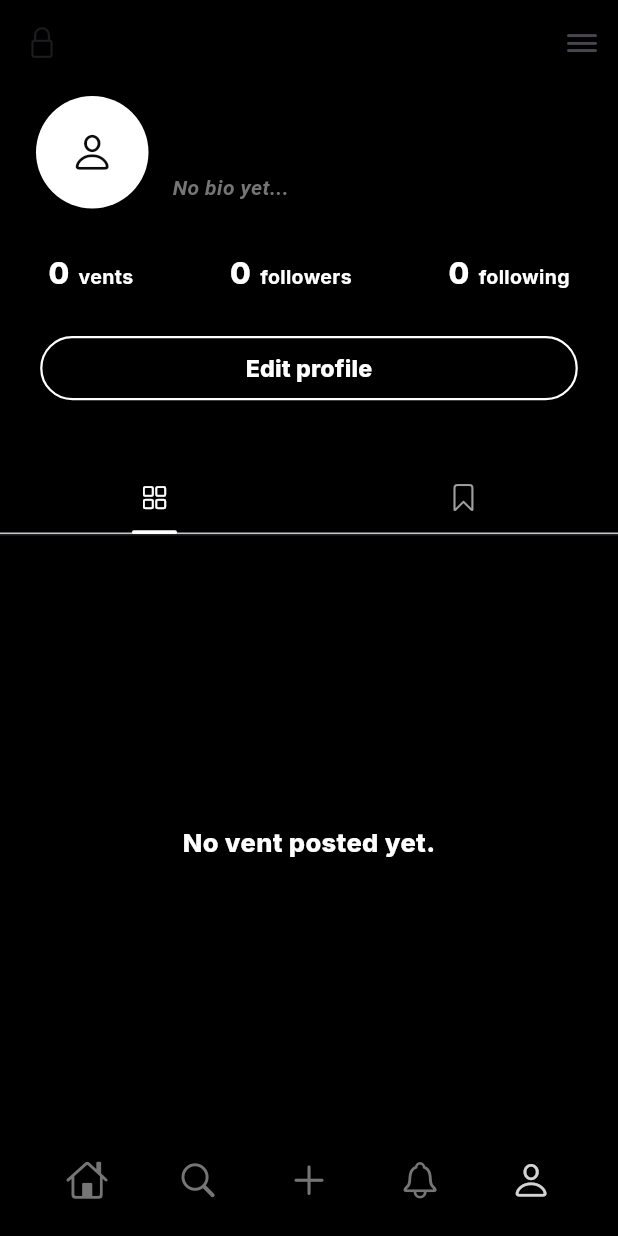
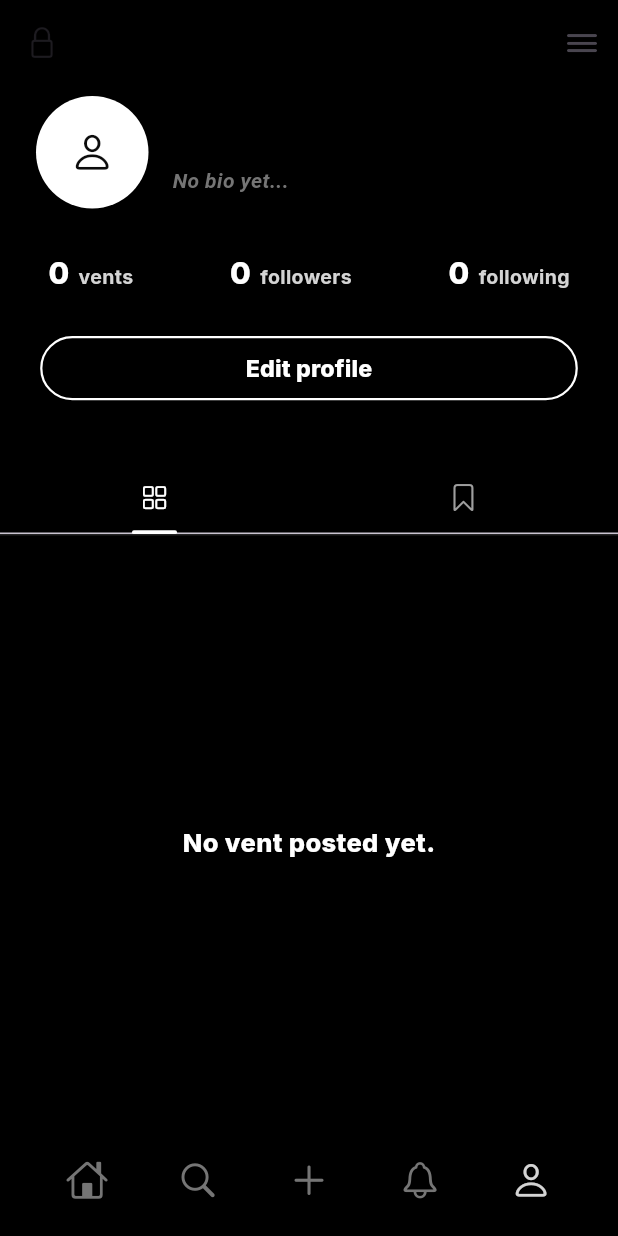
Before and after one commit to Tho100/revent, a Flutter app: the MyProfilePage screen opened directly, on a phone screen of 412 x 824 dp. Run offline on Flutter 3.47's test engine with Material 3 defaults, Android fonts, the phone set to English and light mode, and no system bars; our stand-ins replace flutter_cache_manager, flutter_dotenv, flutter_native_image, get_it, google_fonts; missing offline and left inert: dynamic_height_grid_view, image_picker_plus, mysql_client.

Commit message:
Minor UI redesign on profile page

```diff
--- a/lib/pages/navigation/my_profile_page.dart
+++ b/lib/pages/navigation/my_profile_page.dart
@@ -72,8 +72,8 @@ class MyProfilePageState extends State<MyProfilePage> with SingleTickerProviderS
   Widget _buildPronouns() {
     return Consumer<ProfileDataProvider>(
       builder: (_, profileData, __) {
-        final bottomPadding = profileData.pronouns.isNotEmpty ? 12.0 : 0.0;
-        final topPadding = profileData.pronouns.isNotEmpty ? 6.0 : 0.0;
+        final bottomPadding = profileData.pronouns.isNotEmpty ? 11.0 : 0.0;
+        final topPadding = profileData.pronouns.isNotEmpty ? 5.0 : 0.0;
         return Padding(
           padding: EdgeInsets.only(bottom: bottomPadding, top: topPadding),
           child: SizedBox(
@@ -95,10 +95,13 @@ class MyProfilePageState extends State<MyProfilePage> with SingleTickerProviderS
       child: Consumer<ProfileDataProvider>(
         builder: (_, profileData, __) {
           return profileData.bio.isEmpty
-            ? const Text(
-              'No bio yet...',
-              style: ThemeStyle.profileEmptyBioStyle,
-              textAlign: TextAlign.start,
+            ? Transform.translate(
+              offset: const Offset(0, -5),
+              child: const Text(
+                'No bio yet...',
+                style: ThemeStyle.profileEmptyBioStyle,
+                textAlign: TextAlign.start,
+              ),
             )
             : GestureDetector(
               onTap: () => NavigatePage.fullBioPage(bio: profileData.bio),
--- a/lib/themes/theme_style.dart
+++ b/lib/themes/theme_style.dart
@@ -20,9 +20,9 @@ class ThemeStyle {
   );
 
   static final profileBioStyle = GoogleFonts.inter(
-    color: ThemeColor.secondaryWhite,
+    color: ThemeColor.white,
     fontWeight: FontWeight.w700,
-    fontSize: 14
+    fontSize: 13.8
   );
 
   static final btnBottomsheetTextStyle = GoogleFonts.inter(
--- a/lib/widgets/profile/profile_info_widgets.dart
+++ b/lib/widgets/profile/profile_info_widgets.dart
@@ -62,7 +62,7 @@ class ProfileInfoWidgets {
           child: Text(
             header,
             style: GoogleFonts.inter(
-              color: ThemeColor.white,
+              color: ThemeColor.secondaryWhite,
               fontWeight: FontWeight.w700,
               fontSize: 13
             ),
@@ -101,7 +101,7 @@ class ProfileInfoWidgets {
           child: Text(
             header,
             style: GoogleFonts.inter(
-              color: ThemeColor.white,
+              color: ThemeColor.secondaryWhite,
               fontWeight: FontWeight.w700,
               fontSize: 13
             ),
```
Also changed, not shown: lib/pages/user_profile_page.dart (+9 -6 lines).
